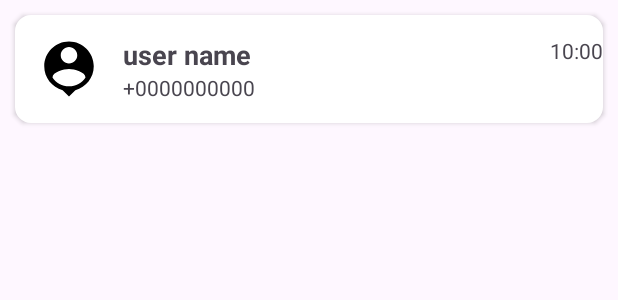
After one commit to dineshsanthanam7/Tsk, an Android app: the layout recent_chat_recycler_row.xml on its own in the app's theme, with its tools: preview values and no code run, on a phone screen of 412 x 824 dp. The commit adds this screen. Shown: the top 300 px of the screen. Run offline under Robolectric (Android 15) with nearby library versions, the phone set to English and light mode, and no system bars.

Commit message:
recent chat are added in chat activity

```diff
--- a/app/src/main/java/com/example/tsk/ChatActivity.java
+++ b/app/src/main/java/com/example/tsk/ChatActivity.java
@@ -100,6 +100,7 @@ setupChatRecyclerView();
     void sendMessageToUser(String message){
         chateoomModel.setLastMessageSenderId(Firebaseutil.currentUserId());
         chateoomModel.setLastMessageTimestamp(Timestamp.now());
+chateoomModel.setLastMessage(message);
         Firebaseutil.getChatroomReference(chatroomID).set(chateoomModel);
 
         ChatMessageModel chatMessageModel=new ChatMessageModel(message,Firebaseutil.currentUserId(),Timestamp.now());
--- /dev/null
+++ b/app/src/main/res/layout/recent_chat_recycler_row.xml
@@ -0,0 +1,62 @@
+<?xml version="1.0" encoding="utf-8"?>
+<LinearLayout xmlns:android="http://schemas.android.com/apk/res/android"
+    android:layout_width="match_parent"
+    android:layout_height="wrap_content"
+    xmlns:tools="http://schemas.android.com/tools"
+    android:background="@drawable/edit_mobile_edittext"
+    android:layout_margin="10dp"
+    android:elevation="2dp">
+
+
+    <include layout="@layout/profile_pic_view"
+        android:layout_width="52dp"
+        android:layout_height="52dp"
+        android:layout_gravity="center"
+        android:layout_margin="10dp"
+
+        />
+
+    <LinearLayout
+        android:layout_width="match_parent"
+        android:layout_height="wrap_content"
+        android:layout_gravity="center"
+        android:orientation="vertical"
+
+        >
+        <RelativeLayout
+            android:layout_width="match_parent"
+            android:layout_height="wrap_content">
+
+            <TextView
+                android:layout_width="wrap_content"
+                android:layout_height="wrap_content"
+                tools:text="user name"
+                android:textSize="18sp"
+                android:textStyle="bold"
+                android:id="@+id/username_text"
+                />
+            <TextView
+                android:layout_width="wrap_content"
+                android:layout_height="wrap_content"
+               tools:text="10:00"
+                android:layout_alignParentEnd="true"
+                android:id="@+id/last_message_time_text"
+                />
+
+
+        </RelativeLayout>
+
+        <TextView
+            android:layout_width="wrap_content"
+            android:layout_height="wrap_content"
+            tools:text="+0000000000"
+            android:id="@+id/last_message_text"
+            />
+
+
+    </LinearLayout>
+
+
+
+
+</LinearLayout>
```
Also changed, not shown: app/src/main/java/com/example/tsk/ChatFragment.java (+55 -1 lines), app/src/main/java/com/example/tsk/adaptor/RecentChatRecyclerAdaptor.java (added, +91 -0 lines), app/src/main/java/model/ChateoomModel.java (+9 -0 lines), app/src/main/java/utils/Firebaseutil.java (+20 -0 lines), app/src/main/res/layout/fragment_chat.xml (+5 -8 lines).
